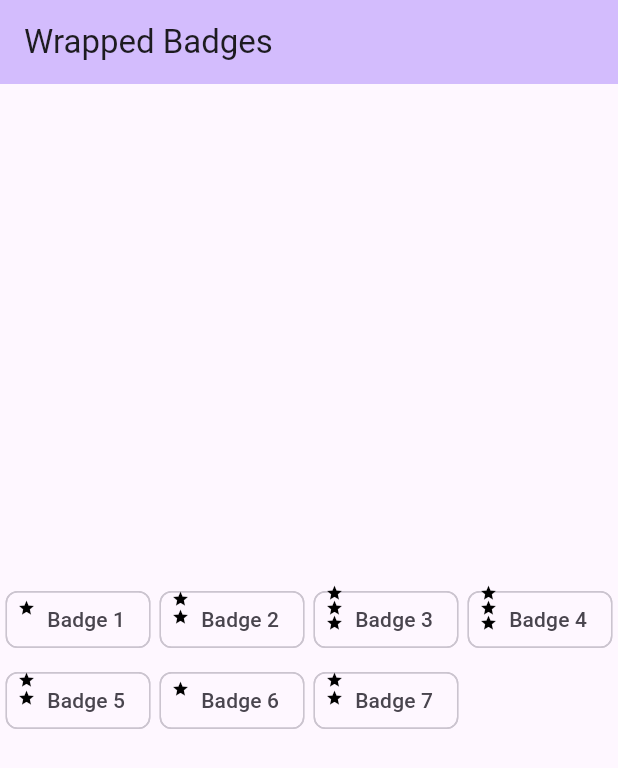
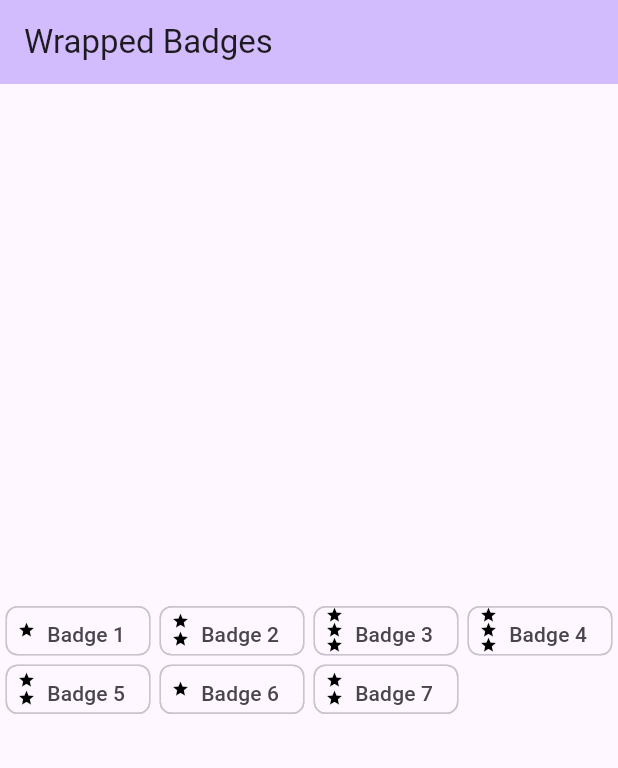
Before and after one commit to philipmjohnson/fluttermonarchlayout, a Flutter app: the screen it shows after launch, on a phone screen of 412 x 824 dp. Shown: the top 768 px of the screen. Run offline on Flutter 3.47's test engine with Material 2 defaults, Android fonts, the phone set to English and light mode, and no system bars.

Commit message:
Update badge_icon.dart

```diff
--- a/lib/badge_icon.dart
+++ b/lib/badge_icon.dart
@@ -31,7 +31,7 @@ class BadgeIcon extends StatelessWidget {
       padding: const EdgeInsets.all(3.0),
       child: Stack(
         children: [
-          Chip(label: Text('   $name')),
+          SizedBox(height: 33, child: Chip(label: Text('   $name'))),
           ...dots,
         ],
       ),
```
